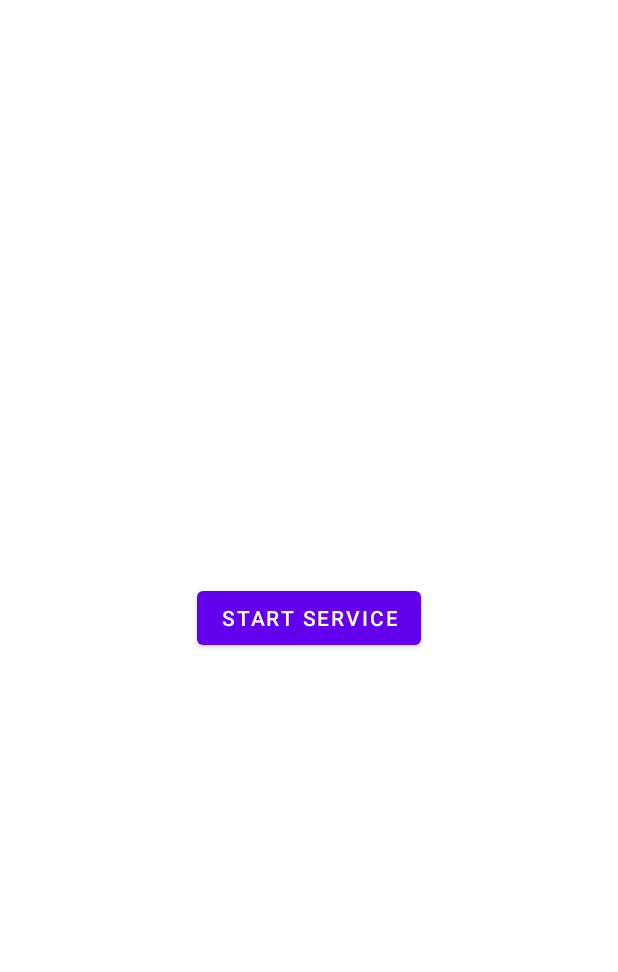
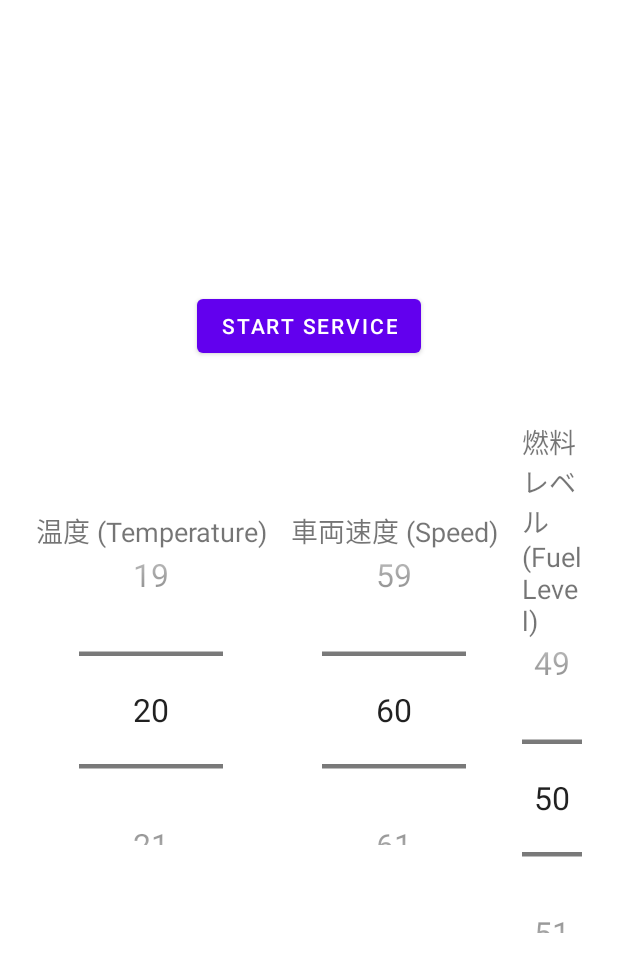
Before and after one commit to aRaikoFunakami/AIClient, an Android app: the screen it shows after launch (MainActivity), on a phone screen of 412 x 824 dp. Shown: the top 972 px of the screen. Run offline under Robolectric (Android 15) with nearby library versions, the phone set to English and light mode, and no system bars.

Commit message:
[add] temp, speed, gas and handling aircontrol, video search and car navigation

```diff
--- a/app/src/main/java/com/example/aiclient/MainActivity.kt
+++ b/app/src/main/java/com/example/aiclient/MainActivity.kt
@@ -1,15 +1,22 @@
 package com.example.aiclient
 
 import android.Manifest
+import android.content.BroadcastReceiver
+import android.content.Context
 import android.content.Intent
+import android.content.IntentFilter
 import android.content.pm.PackageManager
 import android.os.Bundle
 import android.widget.Button
 import androidx.appcompat.app.AppCompatActivity
 import androidx.core.app.ActivityCompat
 import androidx.core.content.ContextCompat
+import android.os.Build
+import android.widget.NumberPicker
+
 
 class MainActivity : AppCompatActivity() {
+    private val ACTION_UPDATE_TEMPERATURE = "com.example.aiclient.UPDATE_TEMPERATURE"
     private val REQUEST_CODE_RECORD_AUDIO = 1001
     private var isServiceRunning = false
 
@@ -18,9 +25,29 @@ class MainActivity : AppCompatActivity() {
         setContentView(R.layout.activity_main)
 
         val startStopButton = findViewById<Button>(R.id.startStopButton)
+        val tempPicker = findViewById<NumberPicker>(R.id.tempPicker)
+        val speedPicker = findViewById<NumberPicker>(R.id.speedPicker)
+        val fuelPicker = findViewById<NumberPicker>(R.id.fuelPicker)
+
+        // プログラムで属性を設定
+        tempPicker.minValue = 18
+        tempPicker.maxValue = 30
+        tempPicker.wrapSelectorWheel = true
+        tempPicker.value = 20 // 初期値
+
+        speedPicker.minValue = 0
+        speedPicker.maxValue = 200
+        speedPicker.wrapSelectorWheel = true
+        speedPicker.value = 60 // 初期値
+
+        fuelPicker.minValue = 0
+        fuelPicker.maxValue = 100
+        fuelPicker.wrapSelectorWheel = true
+        fuelPicker.value = 50 // 初期値
+
+
         startStopButton.setOnClickListener {
             if (!isServiceRunning) {
-                // 録音権限チェック
                 if (ContextCompat.checkSelfPermission(
                         this,
                         Manifest.permission.RECORD_AUDIO
@@ -38,21 +65,22 @@ class MainActivity : AppCompatActivity() {
                 stopMyService()
             }
         }
-    }
 
-    override fun onRequestPermissionsResult(requestCode: Int, permissions: Array<out String>, grantResults: IntArray) {
-        super.onRequestPermissionsResult(requestCode, permissions, grantResults)
-        if (requestCode == REQUEST_CODE_RECORD_AUDIO) {
-            if (grantResults.isNotEmpty() && grantResults[0] == PackageManager.PERMISSION_GRANTED) {
-                startMyService()
-            } else {
-                // 権限がない場合の対応: ユーザーに権限が必要である旨を伝える等
-            }
+        // NumberPickerの変更をAudioServiceに通知
+        val pickerListener = { picker: NumberPicker ->
+            updateAudioService(picker)
         }
+        tempPicker.setOnValueChangedListener { _, _, _ -> pickerListener(tempPicker) }
+        speedPicker.setOnValueChangedListener { _, _, _ -> pickerListener(speedPicker) }
+        fuelPicker.setOnValueChangedListener { _, _, _ -> pickerListener(fuelPicker) }
     }
 
     private fun startMyService() {
-        val intent = Intent(this, AudioService::class.java)
+        val intent = Intent(this, AudioService::class.java).apply {
+            putExtra("temp", findViewById<NumberPicker>(R.id.tempPicker).value)
+            putExtra("speed", findViewById<NumberPicker>(R.id.speedPicker).value)
+            putExtra("fuel", findViewById<NumberPicker>(R.id.fuelPicker).value)
+        }
         ContextCompat.startForegroundService(this, intent)
         isServiceRunning = true
         findViewById<Button>(R.id.startStopButton).text = "Stop Service"
@@ -64,4 +92,36 @@ class MainActivity : AppCompatActivity() {
         isServiceRunning = false
         findViewById<Button>(R.id.startStopButton).text = "Start Service"
     }
+
+    override fun onResume() {
+        super.onResume()
+
+        val intentFilter = IntentFilter(ACTION_UPDATE_TEMPERATURE)
+
+        if (Build.VERSION.SDK_INT >= Build.VERSION_CODES.TIRAMISU) {
+            // Android 13以降
+            registerReceiver(temperatureReceiver, intentFilter, Context.RECEIVER_NOT_EXPORTED)
+        } else {
+            // Android 12以前
+            registerReceiver(temperatureReceiver, intentFilter)
+        }
+    }
+
+    private val temperatureReceiver = object : BroadcastReceiver() {
+        override fun onReceive(context: Context?, intent: Intent?) {
+            if (intent?.action == ACTION_UPDATE_TEMPERATURE) {
+                val newTemperature = intent.getIntExtra("extra_temperature", 20)
+                findViewById<NumberPicker>(R.id.tempPicker).value = newTemperature
+            }
+        }
+    }
+
+    private fun updateAudioService(picker: NumberPicker) {
+        val intent = Intent(this, AudioService::class.java).apply {
+            putExtra("temp", findViewById<NumberPicker>(R.id.tempPicker).value)
+            putExtra("speed", findViewById<NumberPicker>(R.id.speedPicker).value)
+            putExtra("fuel", findViewById<NumberPicker>(R.id.fuelPicker).value)
+        }
+        ContextCompat.startForegroundService(this, intent)
+    }
 }
--- a/app/src/main/res/layout/activity_main.xml
+++ b/app/src/main/res/layout/activity_main.xml
@@ -1,14 +1,101 @@
-<?xml version="1.0" encoding="utf-8"?>
 <LinearLayout
     xmlns:android="http://schemas.android.com/apk/res/android"
     android:layout_width="match_parent"
     android:layout_height="match_parent"
     android:gravity="center"
-    android:orientation="vertical">
+    android:orientation="vertical"
+    android:padding="16dp">
 
+    <!-- Start/Stop Button -->
     <Button
         android:id="@+id/startStopButton"
         android:layout_width="wrap_content"
         android:layout_height="wrap_content"
-        android:text="Start Service"/>
+        android:text="Start Service" />
+
+    <!-- Space between Button and Pickers -->
+    <View
+        android:layout_width="match_parent"
+        android:layout_height="16dp" />
+
+    <!-- Horizontal layout for all Pickers -->
+    <LinearLayout
+        android:layout_width="wrap_content"
+        android:layout_height="wrap_content"
+        android:orientation="horizontal"
+        android:gravity="center"
+        android:layout_marginTop="16dp">
+
+        <!-- Temperature Picker -->
+        <LinearLayout
+            android:layout_width="wrap_content"
+            android:layout_height="wrap_content"
+            android:orientation="vertical"
+            android:gravity="center"
+            android:padding="8dp">
+
+            <TextView
+                android:id="@+id/tempLabel"
+                android:layout_width="wrap_content"
+                android:layout_height="wrap_content"
+                android:text="温度 (Temperature)"
+                android:textSize="18sp"
+                android:layout_marginBottom="16dp" />
+
+            <NumberPicker
+                android:id="@+id/tempPicker"
+                android:layout_width="wrap_content"
+                android:layout_height="wrap_content"
+                android:scaleX="1.5"
+                android:scaleY="1.5" />
+        </LinearLayout>
+
+        <!-- Speed Picker -->
+        <LinearLayout
+            android:layout_width="wrap_content"
+            android:layout_height="wrap_content"
+            android:orientation="vertical"
+            android:gravity="center"
+            android:padding="8dp">
+
+            <TextView
+                android:id="@+id/speedLabel"
+                android:layout_width="wrap_content"
+                android:layout_height="wrap_content"
+                android:text="車両速度 (Speed)"
+                android:textSize="18sp"
+                android:layout_marginBottom="16dp" />
+
+            <NumberPicker
+                android:id="@+id/speedPicker"
+                android:layout_width="wrap_content"
+                android:layout_height="wrap_content"
+                android:scaleX="1.5"
+                android:scaleY="1.5" />
+        </LinearLayout>
+
+        <!-- Fuel Level Picker -->
+        <LinearLayout
+            android:layout_width="wrap_content"
+            android:layout_height="wrap_content"
+            android:orientation="vertical"
+            android:gravity="center"
+            android:padding="8dp">
+
+            <TextView
+                android:id="@+id/fuelLabel"
+                android:layout_width="wrap_content"
+                android:layout_height="wrap_content"
+                android:text="燃料レベル (Fuel Level)"
+                android:textSize="18sp"
+                android:layout_marginBottom="16dp" />
+
+            <NumberPicker
+                android:id="@+id/fuelPicker"
+                android:layout_width="wrap_content"
+                android:layout_height="wrap_content"
+                android:scaleX="1.5"
+                android:scaleY="1.5" />
+        </LinearLayout>
+    </LinearLayout>
 </LinearLayout>
```
Also changed, not shown: app/src/main/java/com/example/aiclient/AudioService.kt (+186 -5 lines).
